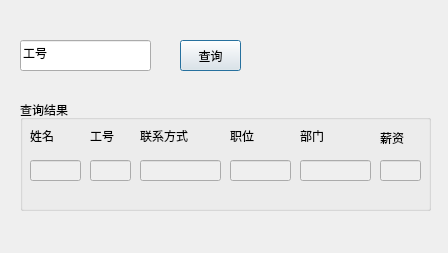
Before: the Qt Designer form ManageSystem/select.ui in skyformat99/ManagerSystem, drawn with Qt 5.
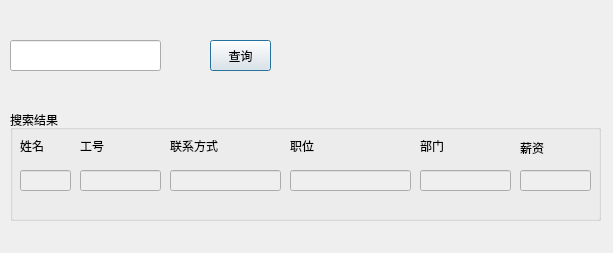
After: the same form once the commit is applied.

Commit message: 第三版 加入了员工基本信息表，实现了添加新员工、查询员工信息及薪资的功能

```diff
--- a/ManageSystem/select.ui
+++ b/ManageSystem/select.ui
@@ -6,7 +6,7 @@
    <rect>
     <x>0</x>
     <y>0</y>
-    <width>448</width>
+    <width>613</width>
     <height>253</height>
    </rect>
   </property>
@@ -16,7 +16,7 @@
   <widget class="QPushButton" name="selectBtn">
    <property name="geometry">
     <rect>
-     <x>180</x>
+     <x>210</x>
      <y>40</y>
      <width>61</width>
      <height>31</height>
@@ -29,27 +29,27 @@
   <widget class="QLineEdit" name="selectLineEdit">
    <property name="geometry">
     <rect>
-     <x>20</x>
+     <x>10</x>
      <y>40</y>
-     <width>131</width>
+     <width>151</width>
      <height>31</height>
     </rect>
    </property>
    <property name="text">
-    <string>工号</string>
+    <string/>
    </property>
   </widget>
   <widget class="QGroupBox" name="dispalyGroupBox">
    <property name="geometry">
     <rect>
-     <x>20</x>
-     <y>100</y>
-     <width>411</width>
+     <x>10</x>
+     <y>110</y>
+     <width>591</width>
      <height>111</height>
     </rect>
    </property>
    <property name="title">
-    <string>查询结果</string>
+    <string>搜索结果</string>
    </property>
    <widget class="QLabel" name="nameLabel">
     <property name="geometry">
@@ -80,7 +80,7 @@
    <widget class="QLabel" name="connLabel">
     <property name="geometry">
      <rect>
-      <x>120</x>
+      <x>160</x>
       <y>30</y>
       <width>54</width>
       <height>12</height>
@@ -93,7 +93,7 @@
    <widget class="QLabel" name="posiLabel">
     <property name="geometry">
      <rect>
-      <x>210</x>
+      <x>280</x>
       <y>30</y>
       <width>54</width>
       <height>12</height>
@@ -106,7 +106,7 @@
    <widget class="QLabel" name="departLabel">
     <property name="geometry">
      <rect>
-      <x>280</x>
+      <x>410</x>
       <y>30</y>
       <width>54</width>
       <height>12</height>
@@ -137,33 +137,33 @@
      <rect>
       <x>70</x>
       <y>60</y>
-      <width>41</width>
-      <height>21</height>
-     </rect>
-    </property>
-   </widget>
-   <widget class="QLineEdit" name="connLineEdit">
-    <property name="enabled">
-     <bool>false</bool>
-    </property>
-    <property name="geometry">
-     <rect>
-      <x>120</x>
-      <y>60</y>
       <width>81</width>
       <height>21</height>
      </rect>
     </property>
    </widget>
+   <widget class="QLineEdit" name="connLineEdit">
+    <property name="enabled">
+     <bool>false</bool>
+    </property>
+    <property name="geometry">
+     <rect>
+      <x>160</x>
+      <y>60</y>
+      <width>111</width>
+      <height>21</height>
+     </rect>
+    </property>
+   </widget>
    <widget class="QLineEdit" name="posiLineEdit">
     <property name="enabled">
      <bool>false</bool>
     </property>
     <property name="geometry">
      <rect>
-      <x>210</x>
+      <x>280</x>
       <y>60</y>
-      <width>61</width>
+      <width>121</width>
       <height>21</height>
      </rect>
     </property>
@@ -174,9 +174,9 @@
     </property>
     <property name="geometry">
      <rect>
-      <x>280</x>
+      <x>410</x>
       <y>60</y>
-      <width>71</width>
+      <width>91</width>
       <height>21</height>
      </rect>
     </property>
@@ -184,7 +184,7 @@
    <widget class="QLabel" name="salaLabel">
     <property name="geometry">
      <rect>
-      <x>360</x>
+      <x>510</x>
       <y>30</y>
       <width>41</width>
       <height>16</height>
@@ -200,9 +200,9 @@
     </property>
     <property name="geometry">
      <rect>
-      <x>360</x>
+      <x>510</x>
       <y>60</y>
-      <width>41</width>
+      <width>71</width>
       <height>21</height>
      </rect>
     </property>
```
The commit also changes 39 other files.
